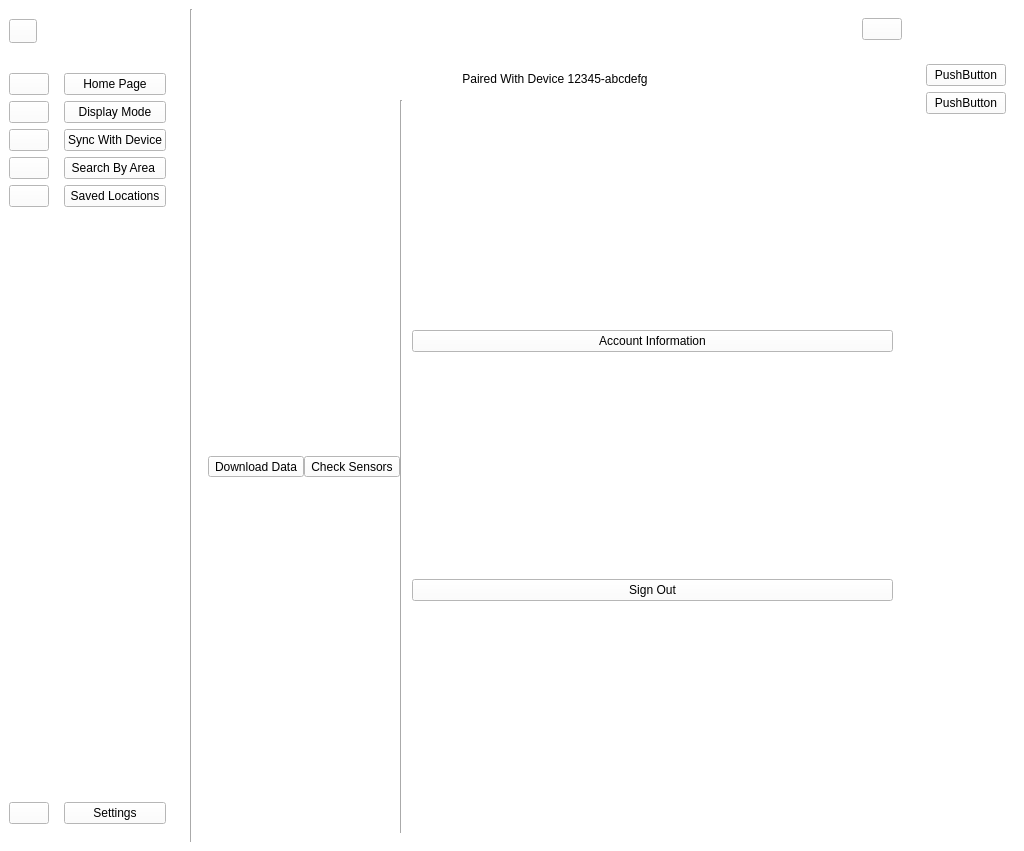
This is User Interface/WeatherApp.ui in sarscheps/Project---UI-Communications as Qt 5 draws it before an edit. The edited form follows.
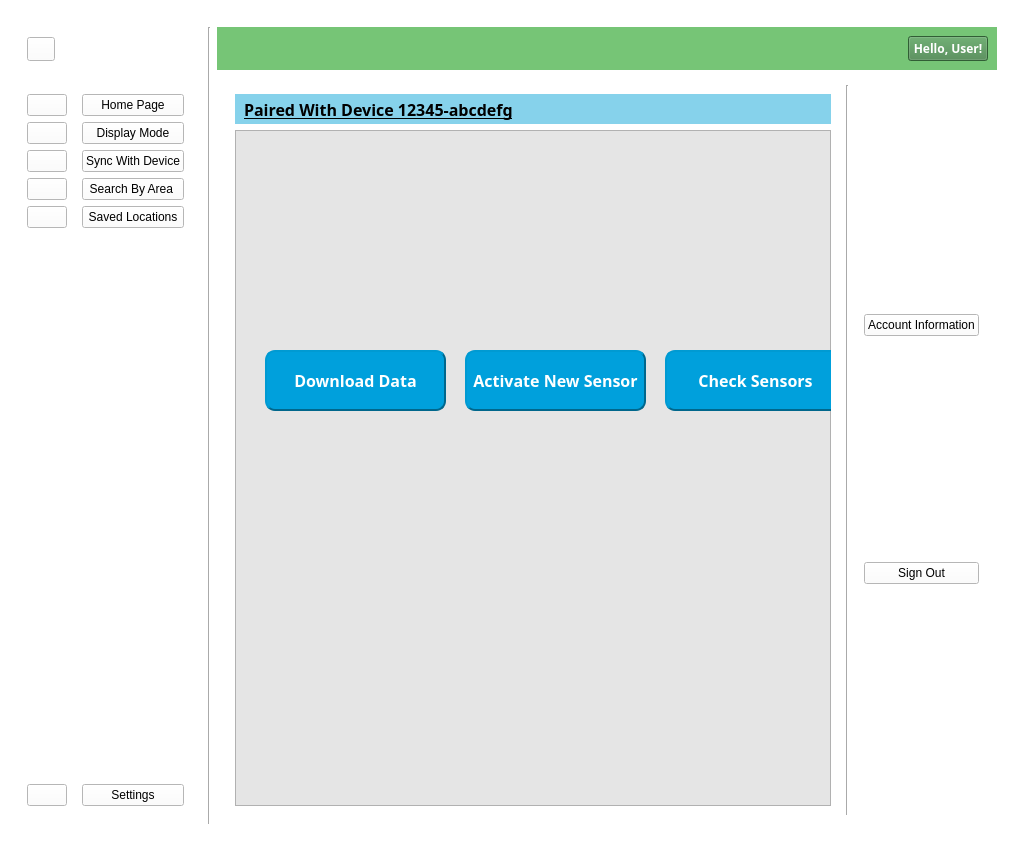
This is the edited form. The open tabs and pages were chosen to show the change. Icons and pictures are not drawn. Custom widgets are drawn as their Qt base class.

Commit message:
Revert "Merge branch 'main' of https://github.com/sarscheps/Project---UI-Communications"
This reverts commit e6b1f2cde167ec4a07f2166e334388d7cd042081, reversing
changes made to 1518d8d41fc3d8da45e1c0a4c888a07136cb9d46.

Patch:
```diff
--- a/User Interface/WeatherApp.ui
+++ b/User Interface/WeatherApp.ui
@@ -33,14 +33,54 @@
   </property>
   <widget class="QWidget" name="centralwidget">
    <layout class="QGridLayout" name="gridLayout">
-    <item row="1" column="1" rowspan="2">
+    <item row="0" column="0">
+     <widget class="QWidget" name="mainWidget" native="true">
+      <layout class="QGridLayout" name="gridLayout_2">
+       <item row="0" column="0">
+        <widget class="QStackedWidget" name="windowWidget">
+         <property name="currentIndex">
+          <number>0</number>
+         </property>
+         <widget class="QWidget" name="mainScreenPage">
+          <layout class="QGridLayout" name="gridLayout_3">
+           <item row="0" column="0">
+            <widget class="QWidget" name="sideBarIconBtnWidget" native="true">
+             <widget class="QPushButton" name="pushButton">
+              <property name="geometry">
+               <rect>
+                <x>0</x>
+                <y>10</y>
+                <width>28</width>
+                <height>24</height>
+               </rect>
+              </property>
+              <property name="text">
+               <string/>
+              </property>
+              <property name="icon">
+               <iconset>
+                <normaloff>icons/BasicIcons/sideBar_logo.png</normaloff>icons/BasicIcons/sideBar_logo.png</iconset>
+              </property>
+              <property name="iconSize">
+               <size>
+                <width>20</width>
+                <height>20</height>
+               </size>
+              </property>
+              <property name="checkable">
+               <bool>true</bool>
+              </property>
+             </widget>
+            </widget>
+           </item>
+           <item row="0" column="1" rowspan="2">
      <widget class="Line" name="line_3">
       <property name="orientation">
        <enum>Qt::Vertical</enum>
       </property>
      </widget>
     </item>
-    <item row="1" column="2">
+           <item row="0" column="2">
      <widget class="QWidget" name="topBarWidget" native="true">
       <property name="minimumSize">
        <size>
@@ -48,6 +88,9 @@
         <height>0</height>
        </size>
       </property>
+             <property name="styleSheet">
+              <string notr="true">background-color:rgba(118, 197, 118, 255);</string>
+             </property>
       <layout class="QHBoxLayout" name="horizontalLayout_2">
        <item>
         <layout class="QHBoxLayout" name="horizontalLayout">
@@ -61,7 +104,7 @@
            </property>
            <property name="sizeHint" stdset="0">
             <size>
-             <width>40</width>
+                    <width>50</width>
              <height>20</height>
             </size>
            </property>
@@ -69,13 +112,26 @@
          </item>
          <item>
           <widget class="QPushButton" name="profileBtn">
+                  <property name="font">
+                   <font>
+                    <family>Segoe UI Semibold</family>
+                    <bold>true</bold>
+                   </font>
+                  </property>
+                  <property name="styleSheet">
+                   <string notr="true">background-color: rgb(69, 132, 74);
+color:white;</string>
+                  </property>
            <property name="text">
-            <string/>
+                   <string>Hello, User!</string>
            </property>
            <property name="icon">
             <iconset>
              <normaloff>icons/BasicIcons/profileImage_logo.png</normaloff>icons/BasicIcons/profileImage_logo.png</iconset>
            </property>
+                  <property name="checkable">
+                   <bool>true</bool>
+                  </property>
           </widget>
          </item>
         </layout>
@@ -83,14 +139,14 @@
       </layout>
      </widget>
     </item>
-    <item row="2" column="0">
+           <item row="1" column="0">
      <widget class="QWidget" name="sideBarWidget" native="true">
       <layout class="QHBoxLayout" name="horizontalLayout_6">
        <property name="leftMargin">
         <number>0</number>
        </property>
        <item>
-        <widget class="QWidget" name="widget_8" native="true">
+               <widget class="QWidget" name="iconOnlyWidget" native="true">
          <layout class="QVBoxLayout" name="verticalLayout">
           <property name="leftMargin">
            <number>0</number>
@@ -215,6 +271,9 @@
             <property name="orientation">
              <enum>Qt::Vertical</enum>
             </property>
+                   <property name="sizeType">
+                    <enum>QSizePolicy::MinimumExpanding</enum>
+                   </property>
             <property name="sizeHint" stdset="0">
              <size>
               <width>20</width>
@@ -244,7 +303,7 @@
         </widget>
        </item>
        <item>
-        <widget class="QWidget" name="widget_9" native="true">
+               <widget class="QWidget" name="sidebarBtnWidget" native="true">
          <layout class="QVBoxLayout" name="verticalLayout_2">
           <property name="leftMargin">
            <number>0</number>
@@ -339,10 +398,13 @@
             <property name="orientation">
              <enum>Qt::Vertical</enum>
             </property>
+                   <property name="sizeType">
+                    <enum>QSizePolicy::MinimumExpanding</enum>
+                   </property>
             <property name="sizeHint" stdset="0">
              <size>
-              <width>20</width>
-              <height>531</height>
+                     <width>17</width>
+                     <height>313</height>
              </size>
             </property>
            </spacer>
@@ -366,98 +428,26 @@
       </layout>
      </widget>
     </item>
-    <item row="1" column="0">
-     <widget class="QWidget" name="sideBarBtnWidget_2" native="true">
-      <widget class="QPushButton" name="pushButton">
-       <property name="geometry">
-        <rect>
-         <x>0</x>
-         <y>10</y>
-         <width>28</width>
-         <height>24</height>
-        </rect>
-       </property>
-       <property name="text">
-        <string/>
-       </property>
-       <property name="icon">
-        <iconset>
-         <normaloff>icons/BasicIcons/sideBar_logo.png</normaloff>icons/BasicIcons/sideBar_logo.png</iconset>
-       </property>
-       <property name="iconSize">
-        <size>
-         <width>20</width>
-         <height>20</height>
-        </size>
-       </property>
-       <property name="checkable">
-        <bool>true</bool>
-       </property>
-      </widget>
-     </widget>
-    </item>
-    <item row="2" column="4">
-     <widget class="QWidget" name="LogInPanel" native="true">
-      <property name="minimumSize">
-       <size>
-        <width>50</width>
-        <height>50</height>
-       </size>
-      </property>
-      <layout class="QVBoxLayout" name="verticalLayout_3">
-       <item>
-        <widget class="QPushButton" name="pushButton_4">
-         <property name="text">
-          <string>PushButton</string>
-         </property>
-        </widget>
-       </item>
-       <item>
-        <widget class="QPushButton" name="pushButton_3">
-         <property name="text">
-          <string>PushButton</string>
-         </property>
-        </widget>
-       </item>
-       <item>
-        <spacer name="verticalSpacer_3">
-         <property name="orientation">
-          <enum>Qt::Vertical</enum>
-         </property>
-         <property name="sizeHint" stdset="0">
-          <size>
-           <width>20</width>
-           <height>40</height>
-          </size>
-         </property>
-        </spacer>
-       </item>
-      </layout>
-     </widget>
-    </item>
-    <item row="2" column="2">
+           <item row="1" column="2">
      <widget class="QWidget" name="mainPageWidget" native="true">
-      <layout class="QVBoxLayout" name="verticalLayout_5">
-       <property name="spacing">
-        <number>0</number>
-       </property>
-       <property name="leftMargin">
-        <number>0</number>
-       </property>
-       <property name="topMargin">
-        <number>0</number>
-       </property>
-       <property name="rightMargin">
-        <number>0</number>
-       </property>
-       <property name="bottomMargin">
-        <number>0</number>
-       </property>
+             <layout class="QHBoxLayout" name="horizontalLayout_3">
        <item>
         <widget class="QStackedWidget" name="pagesWidget">
          <property name="enabled">
           <bool>true</bool>
          </property>
+                <property name="autoFillBackground">
+                 <bool>false</bool>
+                </property>
+                <property name="styleSheet">
+                 <string notr="true"/>
+                </property>
+                <property name="frameShape">
+                 <enum>QFrame::NoFrame</enum>
+                </property>
+                <property name="frameShadow">
+                 <enum>QFrame::Plain</enum>
+                </property>
          <property name="currentIndex">
           <number>5</number>
          </property>
@@ -1040,7 +1030,10 @@
             </widget>
            </item>
            <item>
-            <widget class="QWidget" name="widget_6" native="true">
+                   <widget class="QWidget" name="widget_7" native="true">
+                    <property name="styleSheet">
+                     <string notr="true">background-color:qlineargradient(spread:pad, x1:1, y1:0, x2:0, y2:1, stop:0 rgba(0, 160, 220, 255), stop:1 rgba(32, 197, 87, 255));</string>
+                    </property>
              <layout class="QVBoxLayout" name="verticalLayout_11">
               <item>
                <widget class="QLabel" name="label_2">
@@ -1103,20 +1096,54 @@
                <height>30</height>
               </size>
              </property>
+                    <property name="font">
+                     <font>
+                      <family>Yu Gothic UI Semibold</family>
+                      <pointsize>12</pointsize>
+                      <bold>true</bold>
+                      <underline>true</underline>
+                     </font>
+                    </property>
+                    <property name="styleSheet">
+                     <string notr="true">background-color:rgb(134, 210, 235);
+color: black;
+</string>
+                    </property>
+                    <property name="frameShape">
+                     <enum>QFrame::NoFrame</enum>
+                    </property>
+                    <property name="frameShadow">
+                     <enum>QFrame::Plain</enum>
+                    </property>
+                    <property name="lineWidth">
+                     <number>1</number>
+                    </property>
              <property name="text">
               <string>Paired With Device 12345-abcdefg</string>
              </property>
              <property name="alignment">
-              <set>Qt::AlignCenter</set>
+                     <set>Qt::AlignLeading|Qt::AlignLeft|Qt::AlignVCenter</set>
+                    </property>
+                    <property name="margin">
+                     <number>0</number>
+                    </property>
+                    <property name="indent">
+                     <number>9</number>
+                    </property>
+                    <property name="openExternalLinks">
+                     <bool>false</bool>
              </property>
             </widget>
            </item>
            <item>
-            <widget class="QWidget" name="widget_7" native="true">
-             <layout class="QHBoxLayout" name="horizontalLayout_10">
+                   <widget class="QWidget" name="widget_8" native="true">
+                    <layout class="QHBoxLayout" name="horizontalLayout_10" stretch="0">
               <property name="spacing">
                <number>0</number>
               </property>
+                     <property name="sizeConstraint">
+                      <enum>QLayout::SetDefaultConstraint</enum>
+                     </property>
               <property name="leftMargin">
                <number>0</number>
               </property>
@@ -1130,23 +1157,150 @@
                <number>0</number>
               </property>
               <item>
+                      <widget class="QFrame" name="frame">
+                       <property name="styleSheet">
+                        <string notr="true">background-color:rgb(229, 229, 229);</string>
+                       </property>
+                       <property name="frameShape">
+                        <enum>QFrame::StyledPanel</enum>
+                       </property>
+                       <property name="frameShadow">
+                        <enum>QFrame::Raised</enum>
+                       </property>
                <widget class="QToolButton" name="toolButton">
+                        <property name="enabled">
+                         <bool>true</bool>
+                        </property>
+                        <property name="geometry">
+                         <rect>
+                          <x>30</x>
+                          <y>220</y>
+                          <width>181</width>
+                          <height>61</height>
+                         </rect>
+                        </property>
+                        <property name="sizePolicy">
+                         <sizepolicy hsizetype="Fixed" vsizetype="Fixed">
+                          <horstretch>0</horstretch>
+                          <verstretch>0</verstretch>
+                         </sizepolicy>
+                        </property>
                 <property name="baseSize">
                  <size>
                   <width>0</width>
                   <height>0</height>
                  </size>
                 </property>
+                        <property name="font">
+                         <font>
+                          <family>Segoe UI Variable Display Semib</family>
+                          <pointsize>12</pointsize>
+                          <bold>true</bold>
+                         </font>
+                        </property>
+                        <property name="styleSheet">
+                         <string notr="true">QToolButton{
+background-color:rgb(0, 160, 220);
+color: white;
+border:2px;
+border-style: outset;
+border-color:rgb(0, 103, 140);
+border-radius: 10px;
+}
+
+QToolButton:pressed{
+background-color:rgb(0, 103, 140);
+border-color:rgb(0, 95, 130);
+}</string>
+                        </property>
                 <property name="text">
                  <string>Download Data</string>
                 </property>
                </widget>
-              </item>
-              <item>
+                       <widget class="QToolButton" name="toolButton_3">
+                        <property name="geometry">
+                         <rect>
+                          <x>230</x>
+                          <y>220</y>
+                          <width>181</width>
+                          <height>61</height>
+                         </rect>
+                        </property>
+                        <property name="sizePolicy">
+                         <sizepolicy hsizetype="Fixed" vsizetype="Fixed">
+                          <horstretch>16</horstretch>
+                          <verstretch>12</verstretch>
+                         </sizepolicy>
+                        </property>
+                        <property name="font">
+                         <font>
+                          <family>Segoe UI Variable Display Semib</family>
+                          <pointsize>12</pointsize>
+                          <bold>true</bold>
+                         </font>
+                        </property>
+                        <property name="styleSheet">
+                         <string notr="true">QToolButton{
+background-color:rgb(0, 160, 220);
+color: white;
+border:2px;
+border-style: outset;
+border-color:rgb(0, 103, 140);
+border-radius: 10px;
+}
+
+QToolButton:pressed{
+background-color:rgb(0, 103, 140);
+border-color:rgb(0, 95, 130);
+}</string>
+                        </property>
+                        <property name="text">
+                         <string>Activate New Sensor</string>
+                        </property>
+                       </widget>
                <widget class="QToolButton" name="toolButton_2">
+                        <property name="geometry">
+                         <rect>
+                          <x>430</x>
+                          <y>220</y>
+                          <width>181</width>
+                          <height>61</height>
+                         </rect>
+                        </property>
+                        <property name="font">
+                         <font>
+                          <family>Segoe UI Variable Display Semib</family>
+                          <pointsize>12</pointsize>
+                          <bold>true</bold>
+                         </font>
+                        </property>
+                        <property name="styleSheet">
+                         <string notr="true">QToolButton{
+background-color:rgb(0, 160, 220);
+color: white;
+border:2px;
+border-style: outset;
+border-color:rgb(0, 103, 140);
+border-radius: 10px;
+}
+
+QToolButton:pressed{
+background-color:rgb(0, 103, 140);
+border-color:rgb(0, 95, 130);
+}</string>
+                        </property>
                 <property name="text">
                  <string>Check Sensors</string>
                 </property>
+                       </widget>
+                      </widget>
+                     </item>
+                    </layout>
+                   </widget>
+                  </item>
+                 </layout>
+                </widget>
+                <widget class="QWidget" name="searchByAreaPage"/>
                </widget>
               </item>
               <item>
```
Left out of the diff: 101 changed lines with no effect on the pictures. Lines whose indentation alone changed are shown as unchanged. The commit also changes 38 other files.
